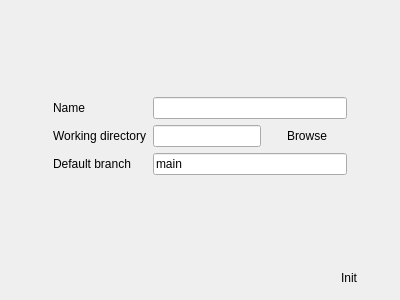
This is component/GuiManager/src/containers/InitGitRepoContainer.ui in Sourcerer-Team/Sourcerer as Qt 5 draws it before an edit. The edited form follows.
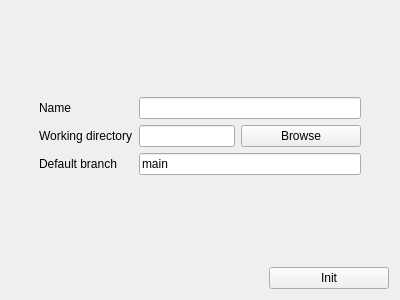
This is the edited form.

Commit message: Unifies the styles of buttons.

Diff of the .ui file:
```diff
--- a/component/GuiManager/src/containers/InitGitRepoContainer.ui
+++ b/component/GuiManager/src/containers/InitGitRepoContainer.ui
@@ -85,15 +85,21 @@
          </item>
          <item>
           <widget class="QPushButton" name="pushButtonBrowse">
-           <property name="cursor">
-            <cursorShape>PointingHandCursor</cursorShape>
+           <property name="minimumSize">
+            <size>
+             <width>120</width>
+             <height>0</height>
+            </size>
+           </property>
+           <property name="maximumSize">
+            <size>
+             <width>120</width>
+             <height>16777215</height>
+            </size>
            </property>
            <property name="text">
             <string>Browse</string>
            </property>
-           <property name="flat">
-            <bool>true</bool>
-           </property>
           </widget>
          </item>
         </layout>
@@ -152,15 +158,21 @@
      </item>
      <item>
       <widget class="QPushButton" name="pushButtonInit">
-       <property name="cursor">
-        <cursorShape>PointingHandCursor</cursorShape>
+       <property name="minimumSize">
+        <size>
+         <width>120</width>
+         <height>0</height>
+        </size>
+       </property>
+       <property name="maximumSize">
+        <size>
+         <width>120</width>
+         <height>16777215</height>
+        </size>
        </property>
        <property name="text">
         <string>Init</string>
        </property>
-       <property name="flat">
-        <bool>true</bool>
-       </property>
       </widget>
      </item>
     </layout>
```
The commit also changes 6 other files.
